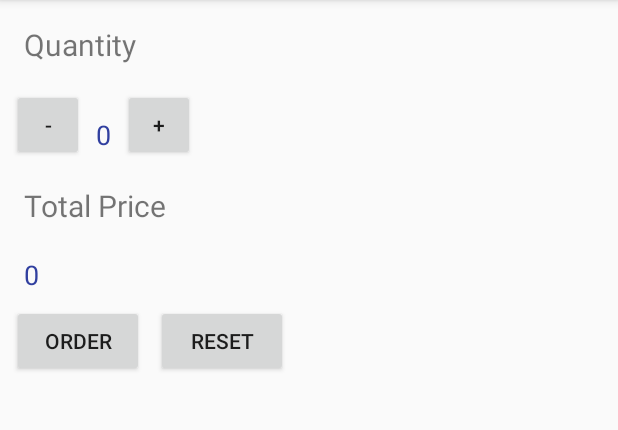
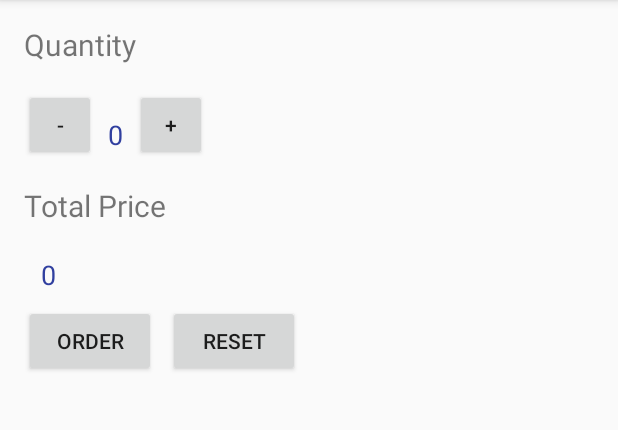
Before and after one commit to faiyaz72/JustJava, an Android app: the screen it shows after launch (MainActivity), on a phone screen of 412 x 824 dp, the part 84-514 px from its top. Run offline under Robolectric (Android 15) with nearby library versions, the phone set to English and light mode, and no system bars.

Commit message:
modified layout slightly

```diff
--- a/JustJava/app/src/main/res/layout/activity_main.xml
+++ b/JustJava/app/src/main/res/layout/activity_main.xml
@@ -24,7 +24,7 @@
             android:id="@+id/minus"
             android:layout_width="48dp"
             android:layout_height="48dp"
-            android:layout_marginLeft="8dp"
+            android:layout_marginLeft="16dp"
             android:text="-"
             android:onClick="decrement"
             />
@@ -64,7 +64,7 @@
         android:layout_width="wrap_content"
         android:layout_height="wrap_content"
         android:id="@+id/price_num"
-        android:layout_marginLeft="16dp"
+        android:layout_marginLeft="27dp"
         android:layout_marginTop="4dp"
         android:layout_marginBottom="8dp"
         android:textSize="18dp"
@@ -79,7 +79,7 @@
             android:id="@+id/order_button"
             android:layout_width="wrap_content"
             android:layout_height="wrap_content"
-            android:layout_marginLeft="8dp"
+            android:layout_marginLeft="16dp"
             android:text="Order"
             android:onClick="submitOrder" />
 
```
